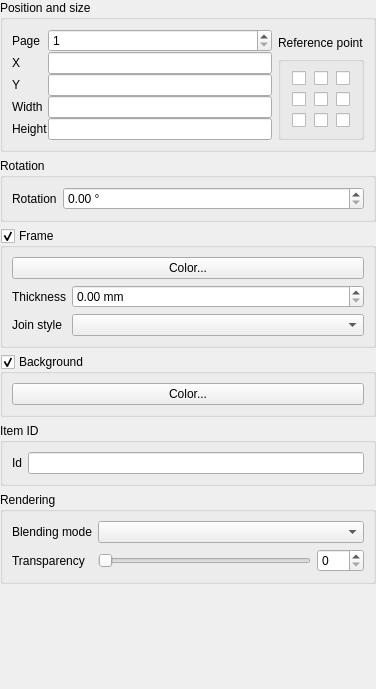
This is src/ui/qgscomposeritemwidgetbase.ui in carsmie/QGIS as Qt 5 draws it before an edit. The edited form follows.
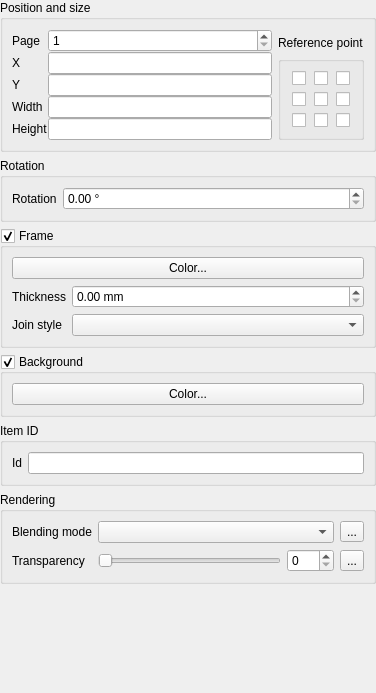
This is the edited form. Custom widgets are drawn as their Qt base class.

Commit message: [FEATURE][composer] Data defined transparency and blend modes for composer items. Funded by Canton of Neuchâtel, Switzerland

```diff
--- a/src/ui/qgscomposeritemwidgetbase.ui
+++ b/src/ui/qgscomposeritemwidgetbase.ui
@@ -7,7 +7,7 @@
     <x>0</x>
     <y>0</y>
     <width>376</width>
-    <height>689</height>
+    <height>693</height>
    </rect>
   </property>
   <property name="windowTitle">
@@ -428,13 +428,7 @@
      <property name="syncGroup" stdset="0">
       <string notr="true">composeritem</string>
      </property>
-     <layout class="QFormLayout" name="formLayout_3">
-      <property name="fieldGrowthPolicy">
-       <enum>QFormLayout::AllNonFixedFieldsGrow</enum>
-      </property>
-      <property name="labelAlignment">
-       <set>Qt::AlignLeading|Qt::AlignLeft|Qt::AlignVCenter</set>
-      </property>
+     <layout class="QGridLayout" name="gridLayout_4">
       <item row="0" column="0">
        <widget class="QLabel" name="labelBlendMode">
         <property name="text">
@@ -443,7 +437,18 @@
        </widget>
       </item>
       <item row="0" column="1">
-       <widget class="QgsBlendModeComboBox" name="mBlendModeCombo"/>
+       <layout class="QHBoxLayout" name="horizontalLayout_3">
+        <item>
+         <widget class="QgsBlendModeComboBox" name="mBlendModeCombo"/>
+        </item>
+        <item>
+         <widget class="QgsDataDefinedButton" name="mBlendModeDDBtn">
+          <property name="text">
+           <string>...</string>
+          </property>
+         </widget>
+        </item>
+       </layout>
       </item>
       <item row="1" column="0">
        <widget class="QLabel" name="labelTransparency">
@@ -471,6 +476,13 @@
           </property>
          </widget>
         </item>
+        <item>
+         <widget class="QgsDataDefinedButton" name="mTransparencyDDBtn">
+          <property name="text">
+           <string>...</string>
+          </property>
+         </widget>
+        </item>
        </layout>
       </item>
      </layout>
@@ -506,6 +518,11 @@
    <extends>QPushButton</extends>
    <header>qgscolorbutton.h</header>
   </customwidget>
+  <customwidget>
+   <class>QgsDataDefinedButton</class>
+   <extends>QToolButton</extends>
+   <header>qgsdatadefinedbutton.h</header>
+  </customwidget>
   <customwidget>
    <class>QgsBlendModeComboBox</class>
    <extends>QComboBox</extends>
```
Left out of the diff: 13 changed lines with no effect on the pictures. The commit also changes 4 other files.
